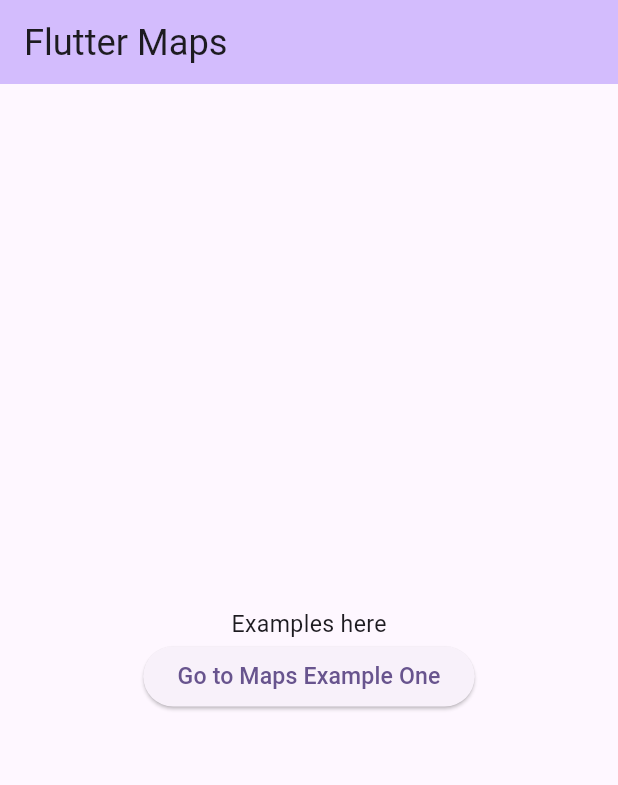
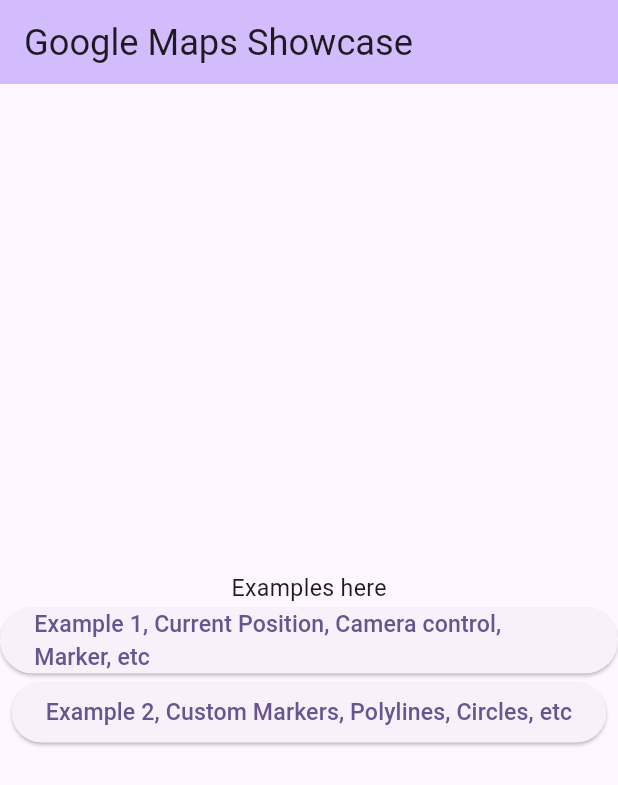
Before and after one commit to WilliBobadilla/google_maps_flutter_showcase, a Flutter app: the screen it shows after launch, on a phone screen of 412 x 824 dp. Shown: the top 785 px of the screen. Run offline on Flutter 3.47's test engine with Material 3 defaults, Android fonts, the phone set to English and light mode, and no system bars; our stand-ins replace bloc, equatable, firebase_core, firebase_crashlytics, firebase_messaging, flutter_bloc and 5 more; missing offline and left inert: flutter_compass_v2; accounts and stored records are empty.

Commit message:
feat: added first part of the showcase, marker, current position, etc

```diff
--- /dev/null
+++ b/lib/core/cubits/injection_container.dart
@@ -0,0 +1,8 @@
+import 'package:get_it/get_it.dart';
+import 'package:google_maps_showcase/core/cubits/location_cubit/location_cubit.dart';
+
+final sl = GetIt.instance;
+
+Future<void> init() async {
+  sl.registerFactory(() => LocationCubit());
+}
--- /dev/null
+++ b/lib/core/cubits/location_cubit/location_state.dart
@@ -0,0 +1,42 @@
+part of 'location_cubit.dart';
+
+class LocationState extends Equatable {
+  final LocationPermission status;
+  final Position? currentLocation;
+  final bool? isServiceEnabled;
+  final bool? isPermissionGranted;
+  final Failure? failure;
+
+  const LocationState({
+    this.status = LocationPermission.denied,
+    this.currentLocation,
+    this.isServiceEnabled,
+    this.isPermissionGranted,
+    this.failure,
+  });
+
+  LocationState copyWith({
+    LocationPermission? status,
+    Position? currentLocation,
+    bool? isServiceEnabled,
+    bool? isPermissionGranted,
+    Failure? failure,
+  }) => LocationState(
+    status: status ?? this.status,
+    currentLocation: currentLocation ?? this.currentLocation,
+    isServiceEnabled: isServiceEnabled ?? this.isServiceEnabled,
+    isPermissionGranted: isPermissionGranted ?? this.isPermissionGranted,
+    failure: failure ?? this.failure,
+  );
+
+  @override
+  List<Object?> get props => [
+    status,
+    currentLocation,
+    isServiceEnabled,
+    isPermissionGranted,
+    failure,
+  ];
+}
+
+class LocationInitial extends LocationState {}
--- a/lib/core/injection_container/injection_container.dart
+++ b/lib/core/injection_container/injection_container.dart
@@ -5,9 +5,13 @@
 import 'package:google_maps_showcase/features/map_example_1/injection_container.dart'
     as map_example_1_injection_container;
 
+import 'package:google_maps_showcase/core/cubits/injection_container.dart'
+    as common_cubits;
+
 final sl = GetIt.instance;
 
 Future<void> init() async {
   // firebase_services.init();
   map_example_1_injection_container.init();
+  common_cubits.init();
 }
--- /dev/null
+++ b/lib/core/utils/location_utils.dart
@@ -0,0 +1,21 @@
+import 'package:geolocator/geolocator.dart';
+
+class LocationUtils {
+  static Future<bool> isLocationEnabled() async {
+    return await Geolocator.isLocationServiceEnabled();
+  }
+
+  static Future<LocationPermission> requestLocationPermission() async {
+    return await Geolocator.requestPermission();
+  }
+
+  static Future<Position> getCurrentLocation() async {
+    return await Geolocator.getCurrentPosition(
+      locationSettings: LocationSettings(accuracy: LocationAccuracy.high),
+    );
+  }
+
+  static Future<LocationPermission> checkLocationPermission() async {
+    return await Geolocator.checkPermission();
+  }
+}
--- a/lib/features/map_example_1/presentation/cubit/maps_form_state.dart
+++ b/lib/features/map_example_1/presentation/cubit/maps_form_state.dart
@@ -6,6 +6,7 @@
   final String? errorMessage;
   final GoogleMapController? controller;
   final CameraPosition? initialCameraPosition;
+  final double? lastRotation;
 
   const MapsFormState({
     this.selectedPosition,
@@ -13,6 +14,7 @@
     this.marker,
     this.controller,
     this.initialCameraPosition,
+    this.lastRotation,
   });
 
   MapsFormState copyWith({
@@ -21,6 +23,7 @@
     Marker? marker,
     GoogleMapController? controller,
     CameraPosition? initialCameraPosition,
+    double? lastRotation,
   }) {
     return MapsFormState(
       selectedPosition: selectedPosition ?? this.selectedPosition,
@@ -29,6 +32,7 @@
       controller: controller ?? this.controller,
       initialCameraPosition:
           initialCameraPosition ?? this.initialCameraPosition,
+      lastRotation: lastRotation ?? this.lastRotation,
     );
   }
 
@@ -39,6 +43,7 @@
     marker!,
     controller!,
     initialCameraPosition!,
+    lastRotation!,
   ];
 }
 
--- a/lib/home_page.dart
+++ b/lib/home_page.dart
@@ -1,5 +1,8 @@
 import 'package:flutter/material.dart';
-import 'package:google_maps_showcase/features/map_example_1/presentation/pages/maps_example_one_page.dart';
+import 'package:flutter_bloc/flutter_bloc.dart';
+import 'package:google_maps_showcase/home_view.dart';
+import 'package:google_maps_showcase/core/cubits/location_cubit/location_cubit.dart';
+import 'package:google_maps_showcase/core/injection_container/injection_container.dart';
 
 class HomePage extends StatefulWidget {
   const HomePage({super.key, required this.title});
@@ -13,25 +16,29 @@
 class _HomePageState extends State<HomePage> {
   @override
   Widget build(BuildContext context) {
-    return Scaffold(
-      appBar: AppBar(
-        backgroundColor: Theme.of(context).colorScheme.inversePrimary,
-
-        title: Text(widget.title),
-      ),
-      body: Center(
-        child: Column(
-          mainAxisAlignment: MainAxisAlignment.center,
-          children: [
-            Text('Examples here'),
-            ElevatedButton(
-              onPressed: () {
-                Navigator.pushNamed(context, MapsExampleOnePage.route);
-              },
-              child: const Text('Go to Maps Example One'),
-            ),
-          ],
+    return MultiBlocProvider(
+      providers: [
+        BlocProvider(
+          create: (_) => sl<LocationCubit>()..onRequestLocationPermission(),
         ),
+      ],
+      child: MultiBlocListener(
+        listeners: [
+          BlocListener<LocationCubit, LocationState>(
+            listener: (context, state) {
+              if (state.isPermissionGranted!) {
+                //   context.read<LocationCubit>().onGetCurrentLocation();
+              }
+              if (state.failure != null) {
+                final snackBar = SnackBar(
+                  content: Text('Error: ${state.failure?.message ?? ''}'),
+                );
+                ScaffoldMessenger.of(context).showSnackBar(snackBar);
+              }
+            },
+          ),
+        ],
+        child: HomeView(),
       ),
     );
   }
--- /dev/null
+++ b/lib/home_view.dart
@@ -0,0 +1,39 @@
+import 'package:flutter/material.dart';
+import 'package:google_maps_showcase/features/map_example_1/presentation/pages/maps_example_one_page.dart';
+
+class HomeView extends StatelessWidget {
+  @override
+  Widget build(BuildContext context) {
+    return Scaffold(
+      appBar: AppBar(
+        backgroundColor: Theme.of(context).colorScheme.inversePrimary,
+
+        title: Text("Google Maps Showcase"),
+      ),
+      body: Center(
+        child: Column(
+          mainAxisAlignment: MainAxisAlignment.center,
+          children: [
+            Text('Examples here'),
+            ElevatedButton(
+              onPressed: () {
+                Navigator.pushNamed(context, MapsExampleOnePage.route);
+              },
+              child: const Text(
+                'Example 1, Current Position, Camera control, Marker, etc',
+              ),
+            ),
+            ElevatedButton(
+              onPressed: () {
+                Navigator.pushNamed(context, MapsExampleOnePage.route);
+              },
+              child: const Text(
+                'Example 2, Custom Markers, Polylines, Circles, etc',
+              ),
+            ),
+          ],
+        ),
+      ),
+    );
+  }
+}
--- a/lib/main.dart
+++ b/lib/main.dart
@@ -1,8 +1,9 @@
 import 'dart:ui';
 import 'package:flutter/material.dart';
+import 'package:google_maps_showcase/home_page.dart';
 import 'package:google_maps_showcase/core/routes/routes.dart';
-import 'package:google_maps_showcase/home_page.dart';
 import 'package:firebase_crashlytics/firebase_crashlytics.dart';
+import 'package:google_maps_showcase/core/firebase_services/firebase_services.dart';
 import 'package:google_maps_showcase/core/injection_container/injection_container.dart'
     as dependency_injection_container;
 import 'package:responsive_framework/responsive_framework.dart';
@@ -10,6 +11,7 @@
 void main() async {
   WidgetsFlutterBinding.ensureInitialized();
   dependency_injection_container.init();
+  FirebaseServices.initializeFCM();
   FlutterError.onError = (errorDetails) {
     // FirebaseCrashlytics.instance.recordFlutterFatalError(errorDetails);
   };
--- a/pubspec.yaml
+++ b/pubspec.yaml
@@ -27,6 +27,8 @@
   google_maps_flutter: ^2.14.0
   cupertino_icons: ^1.0.8
   responsive_framework: ^1.1.1
+  permission_handler: ^12.0.1
+  flutter_compass_v2: ^1.0.3
 
 dev_dependencies:
   flutter_test:
```
Also changed, not shown: lib/core/cubits/location_cubit/location_cubit.dart (added, +28 -0 lines), lib/core/firebase_services/firebase_services.dart (added, +11 -0 lines), lib/features/map_example_1/presentation/cubit/maps_form_cubit.dart (+37 -29 lines), lib/features/map_example_1/presentation/widget/google_maps_wrapper_widget.dart (+8 -19 lines), firebase.json (added), lib/firebase_options.dart (added), pubspec.lock, 10 other files.
